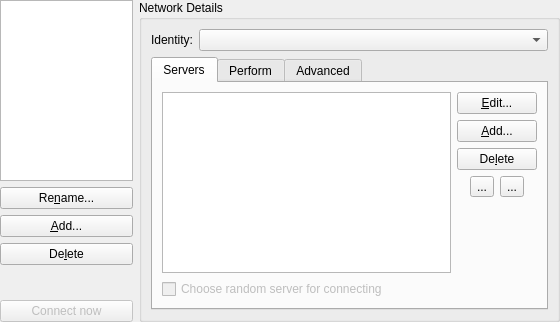
Above: src/qtui/settingspages/networkssettingspage.ui from quassel/quassel before the change. Below: the same form after it.
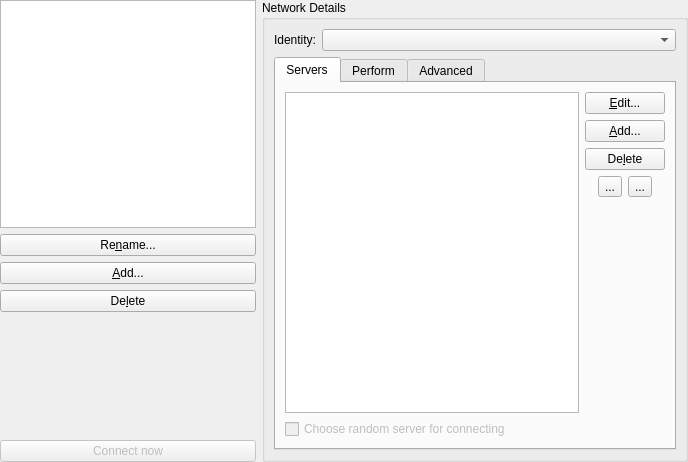
That is the form after the change. Icons and pictures are not drawn.

```diff
--- a/src/qtui/settingspages/networkssettingspage.ui
+++ b/src/qtui/settingspages/networkssettingspage.ui
@@ -5,8 +5,8 @@
    <rect>
     <x>0</x>
     <y>0</y>
-    <width>560</width>
-    <height>322</height>
+    <width>688</width>
+    <height>462</height>
    </rect>
   </property>
   <property name="windowTitle" >
```
